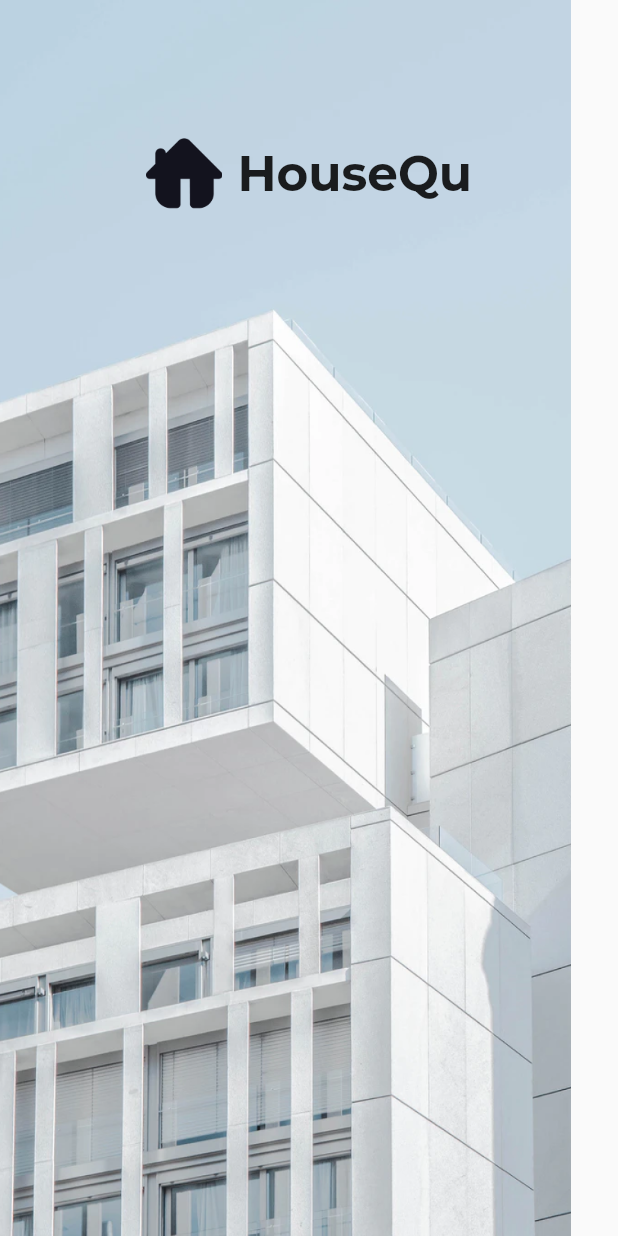
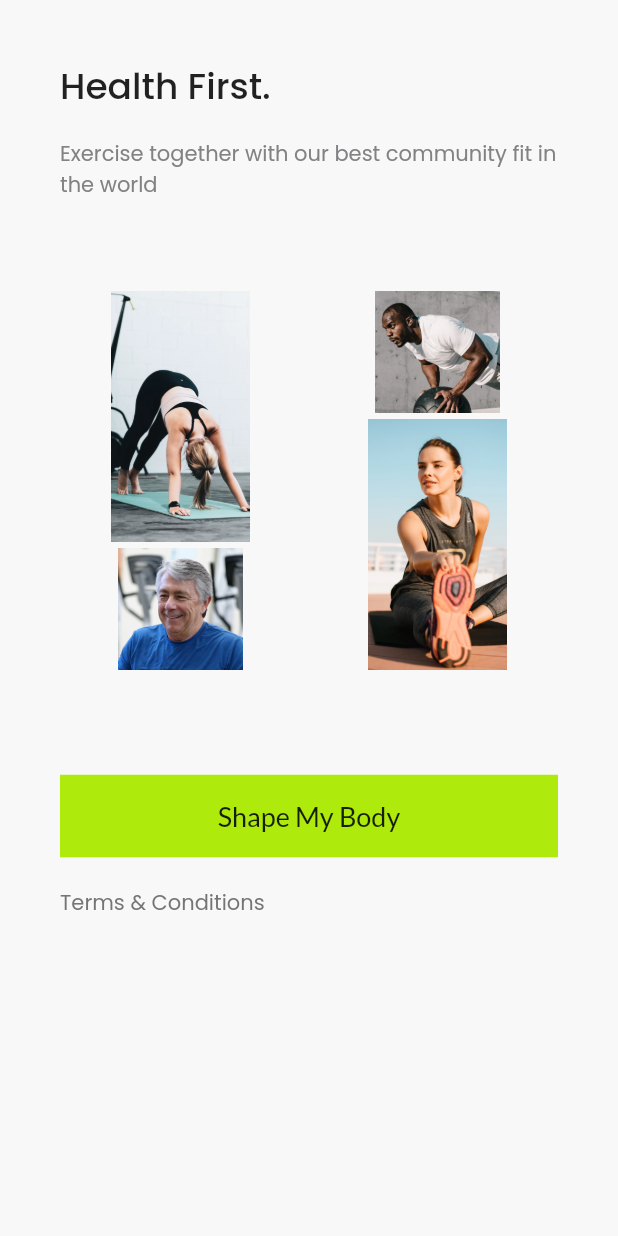
Before and after one commit to asbiqalalawi/ui_7_days, a Flutter app: the screen it shows after launch, on a phone screen of 412 x 824 dp. Run offline on Flutter 3.47's test engine with Material 2 defaults, Android fonts, the phone set to English and light mode, and no system bars; our stand-ins replace google_fonts.

Commit message:
Day 2 (First page)

```diff
--- /dev/null
+++ b/lib/day_2/get_started_page_2.dart
@@ -0,0 +1,95 @@
+import 'package:flutter/material.dart';
+import 'package:flutter_staggered_grid_view/flutter_staggered_grid_view.dart';
+import 'package:google_fonts/google_fonts.dart';
+
+class GetStartedPage2 extends StatelessWidget {
+  const GetStartedPage2({super.key});
+
+  @override
+  Widget build(BuildContext context) {
+    return Scaffold(
+      backgroundColor: Color(0xffF8F8F8),
+      body: SafeArea(
+        child: Padding(
+          padding: const EdgeInsets.all(40),
+          child: Column(
+            crossAxisAlignment: CrossAxisAlignment.start,
+            children: [
+              Text(
+                'Health First.',
+                style: GoogleFonts.poppins(
+                  fontSize: 24,
+                  fontWeight: FontWeight.w500,
+                ),
+              ),
+              const SizedBox(
+                height: 16,
+              ),
+              Text(
+                'Exercise together with our best community fit in the world',
+                style: GoogleFonts.poppins(color: const Color(0xff828284)),
+              ),
+              const SizedBox(
+                height: 60,
+              ),
+              StaggeredGrid.count(
+                crossAxisCount: 4,
+                mainAxisSpacing: 4,
+                crossAxisSpacing: 10,
+                axisDirection: AxisDirection.down,
+                children: [
+                  StaggeredGridTile.count(
+                    crossAxisCellCount: 2,
+                    mainAxisCellCount: 2,
+                    child: Image.asset('assets/day_2/2_pic1.png'),
+                  ),
+                  StaggeredGridTile.count(
+                    crossAxisCellCount: 2,
+                    mainAxisCellCount: 1,
+                    child: Image.asset('assets/day_2/2_pic2.png'),
+                  ),
+                  StaggeredGridTile.count(
+                    crossAxisCellCount: 2,
+                    mainAxisCellCount: 2,
+                    child: Image.asset('assets/day_2/2_pic4.png'),
+                  ),
+                  StaggeredGridTile.count(
+                    crossAxisCellCount: 2,
+                    mainAxisCellCount: 1,
+                    child: Image.asset('assets/day_2/2_pic3.png'),
+                  ),
+                ],
+              ),
+              const SizedBox(
+                height: 70,
+              ),
+              Container(
+                height: 55,
+                decoration: const BoxDecoration(
+                  color: Color(0xffAFEA0D),
+                ),
+                child: Center(
+                  child: Text(
+                    'Shape My Body',
+                    style: GoogleFonts.lato(fontSize: 18),
+                  ),
+                ),
+              ),
+              const SizedBox(
+                height: 20,
+              ),
+              Text(
+                'Terms & Conditions',
+                style: GoogleFonts.poppins(
+                  color: const Color(
+                    0xff757575,
+                  ),
+                ),
+              ),
+            ],
+          ),
+        ),
+      ),
+    );
+  }
+}
--- a/lib/main.dart
+++ b/lib/main.dart
@@ -1,6 +1,8 @@
 import 'package:flutter/material.dart';
 import 'package:ui_7_days/day_1/splash_screen_1.dart';
 import 'package:ui_7_days/day_1/splash_screen_2.dart';
+import 'package:ui_7_days/day_2/get_started_page_1.dart';
+import 'package:ui_7_days/day_2/get_started_page_2.dart';
 
 void main() {
   runApp(const MyApp());
@@ -26,7 +28,7 @@ class MyApp extends StatelessWidget {
         // is not restarted.
         primarySwatch: Colors.blue,
       ),
-      home: const SplashScreen2(),
+      home: const GetStartedPage2(),
     );
   }
 }
```
Also changed, not shown: lib/day_2/get_started_page_1.dart (added, +50 -0 lines), pubspec.yaml (+2 -5 lines), assets/day_2/1_background.png (added), assets/day_2/2_pic1.png (added), assets/day_2/2_pic2.png (added), assets/day_2/2_pic3.png (added), assets/day_2/2_pic4.png (added), 3 other files.
